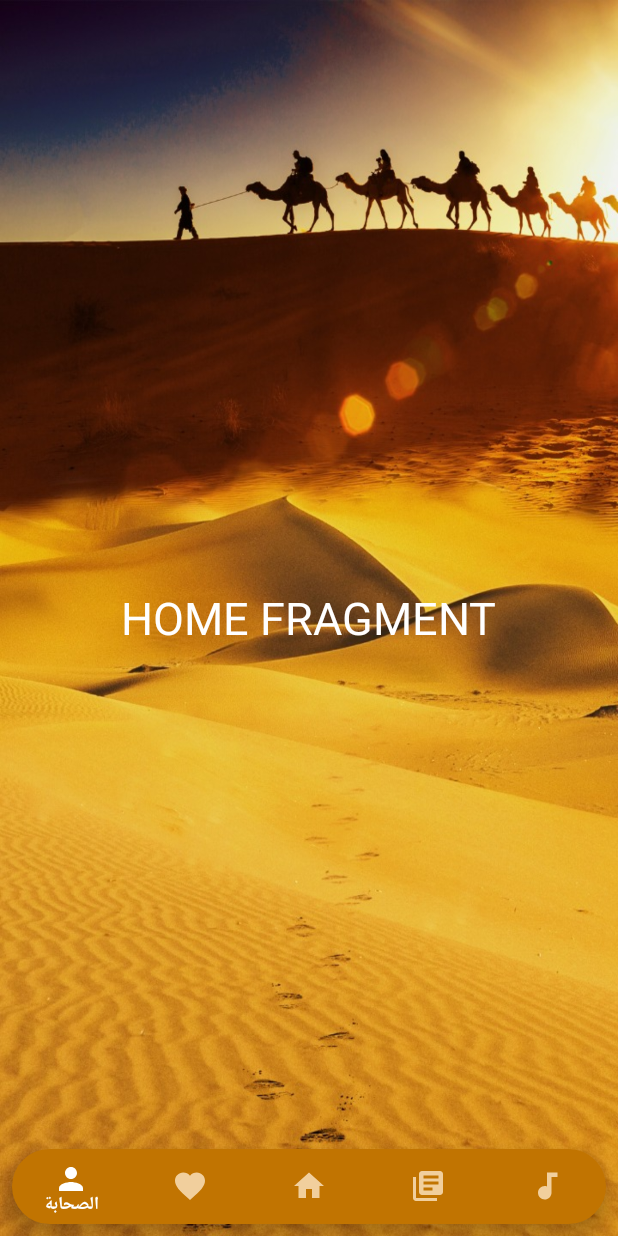
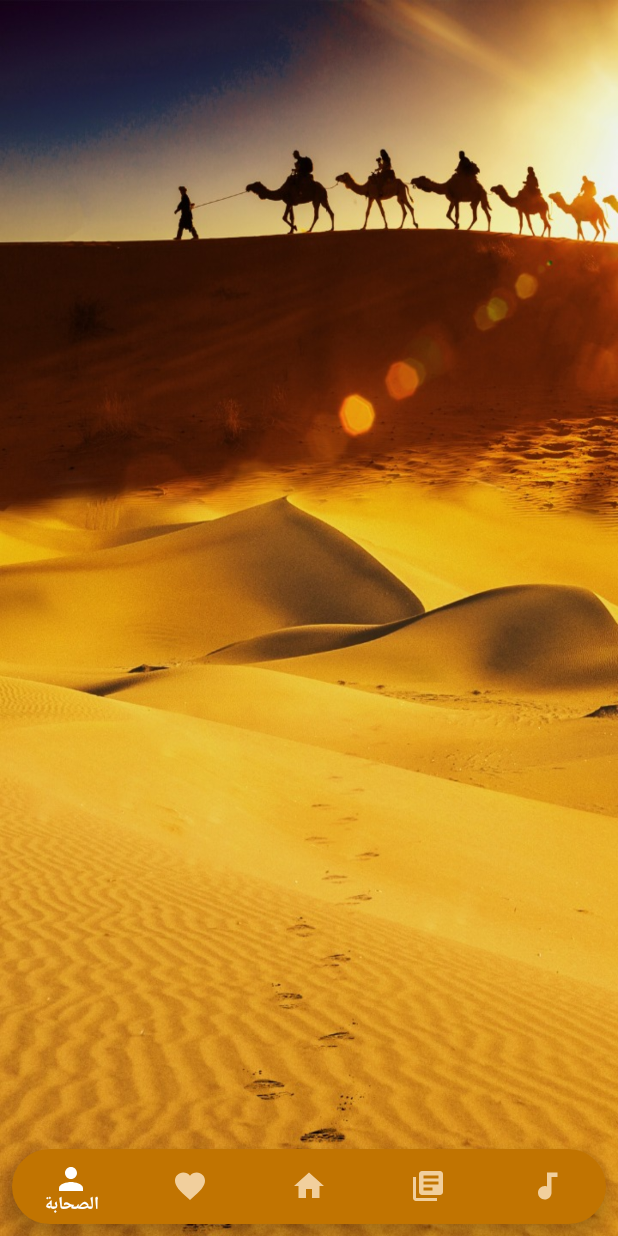
Before and after one commit to Graduate-Project/Fabehodahom-Eqtadih, an Android app: the screen it shows after launch (MainActivity), on a phone screen of 412 x 824 dp. Run offline under Robolectric (Android 15) with nearby library versions, the phone set to English and light mode, and no system bars; our stand-ins replace data binding.

Commit message:
some fixed

```diff
--- a/app/src/main/java/com/example/myproject/character/ContentOfEachChar.java
+++ b/app/src/main/java/com/example/myproject/character/ContentOfEachChar.java
@@ -18,6 +18,4 @@ public class ContentOfEachChar extends AppCompatActivity {
         getSupportFragmentManager().beginTransaction()
                 .add(R.id.fragment, new framgentfoeachchar(), "index1").commit();
 
-
-
     }}
--- a/app/src/main/java/com/example/myproject/home/HomeFragment.java
+++ b/app/src/main/java/com/example/myproject/home/HomeFragment.java
@@ -27,22 +27,7 @@ public class HomeFragment extends Fragment {
     public View onCreateView(LayoutInflater inflater, ViewGroup container,
                              Bundle savedInstanceState) {
         // Inflate the layout for this fragment
-        View view =  inflater.inflate(R.layout.fragment_home, container, false);
 
-        TextView textView = view.findViewById(R.id.h);
-        textView.setOnClickListener(new View.OnClickListener() {
-            @Override
-            public void onClick(View view) {
-
-                FragmentTransaction transaction = getFragmentManager().beginTransaction();
-                // Replace whatever is in the fragment_container view with this fragment,
-                // and add the transaction to the back stack
-                transaction.replace(R.id.fragment_container, new DetailsOFBooks());
-                transaction.addToBackStack(null);
-                // Commit the transaction
-                transaction.commit();
-            }
-        });
-        return view;
+        return inflater.inflate(R.layout.fragment_home, container, false);
     }
 }
--- a/app/src/main/res/layout/attr_item.xml
+++ b/app/src/main/res/layout/attr_item.xml
@@ -18,7 +18,7 @@
             android:textColor="@color/brown"
             android:gravity="center"
             android:text="@string/char_abdrahman"
-            android:layout_gravity="end"
+            android:layout_gravity="right"
             android:padding="16dp"
             android:textSize="20sp"/>
 
--- a/app/src/main/res/layout/fragment_details_o_f_books.xml
+++ b/app/src/main/res/layout/fragment_details_o_f_books.xml
@@ -106,6 +106,7 @@
     </androidx.core.widget.NestedScrollView>
 
     <androidx.cardview.widget.CardView
+        android:id="@+id/v"
         android:layout_width="wrap_content"
         android:layout_height="wrap_content"
         android:layout_marginBottom="10dp"
@@ -121,7 +122,7 @@
             android:textColor="@color/white"
             android:textSize="18sp"
             android:gravity="center"
-            android:background="@drawable/round"/>
+            android:background = "@color/colorPrimary"/>
 
 
     </androidx.cardview.widget.CardView>
--- a/app/src/main/res/layout/fragment_home.xml
+++ b/app/src/main/res/layout/fragment_home.xml
@@ -12,14 +12,5 @@
         tools:context=".home.HomeFragment"
         android:background="@drawable/back">
 
-        <TextView
-            android:id="@+id/h"
-            android:layout_width="wrap_content"
-            android:layout_height="wrap_content"
-            android:textSize="30sp"
-            android:text="HOME FRAGMENT"
-            android:textColor="@color/white"
-            android:layout_centerInParent="true" />
-
     </RelativeLayout>
 </layout>
--- a/app/src/main/res/layout/fragment_library.xml
+++ b/app/src/main/res/layout/fragment_library.xml
@@ -17,7 +17,7 @@
                 android:layout_width="match_parent"
                 android:layout_height="40dp"
                 android:id="@+id/txt"
-                android:text="مكتبة الصحابة"
+                android:text="@string/attribute_library"
                 android:layout_marginTop="20dp"
                 android:textColor="@color/brown"
                 android:padding="10dp"
@@ -58,7 +58,7 @@
                 android:layout_width="match_parent"
                 android:layout_height="40dp"
                 android:layout_centerHorizontal="true"
-                android:text="مكتبة الصفات "
+                android:text="@string/char_library"
                 android:layout_below="@id/v2"
                 android:padding="10dp"
                 android:textColor="@color/brown"
```
Also changed, not shown: app/src/main/java/com/example/myproject/library/BookDetailActvity.java (+13 -7 lines), app/src/main/res/layout/activity_book_detail_actvity.xml (+6 -7 lines), app/src/main/res/layout/frag_audio_player.xml (+6 -3 lines), app/src/main/res/layout/frag_for_each_attrib.xml (+7 -5 lines), app/src/main/res/layout/fragment_attr_audio.xml (+6 -3 lines), app/src/main/res/layout/fragment_framgentfoeachchar.xml (+9 -6 lines), app/src/main/res/values/strings.xml (+5 -3 lines).
